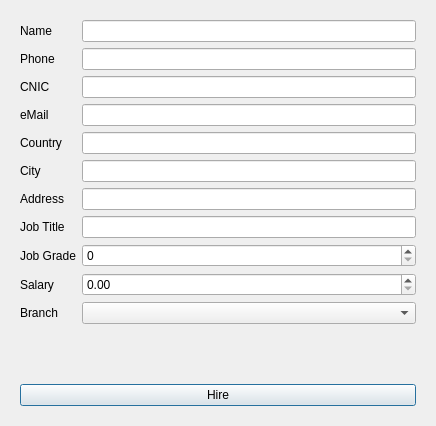
Before: the Qt Designer form widgets/OrganizationTab/hire.ui in abdulroufsidhu/bms, drawn with Qt 5.
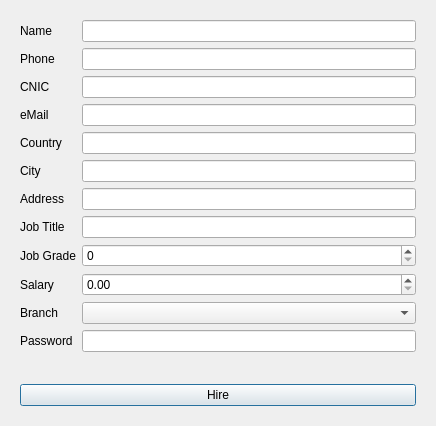
After: the same form once the commit is applied.

Commit message: fixed attributes adding, added attributes and values removal and auth in hire

```diff
--- a/widgets/OrganizationTab/hire.ui
+++ b/widgets/OrganizationTab/hire.ui
@@ -26,9 +26,9 @@
       <property name="geometry">
        <rect>
         <x>0</x>
-        <y>0</y>
+        <y>-37</y>
         <width>404</width>
-        <height>412</height>
+        <height>445</height>
        </rect>
       </property>
       <layout class="QGridLayout" name="gridLayout">
@@ -152,6 +152,16 @@
            </property>
           </widget>
          </item>
+         <item row="11" column="1">
+          <widget class="QLineEdit" name="le_password"/>
+         </item>
+         <item row="11" column="0">
+          <widget class="QLabel" name="label_12">
+           <property name="text">
+            <string>Password</string>
+           </property>
+          </widget>
+         </item>
         </layout>
        </item>
        <item row="1" column="0">
```
The commit also changes 13 other files.
